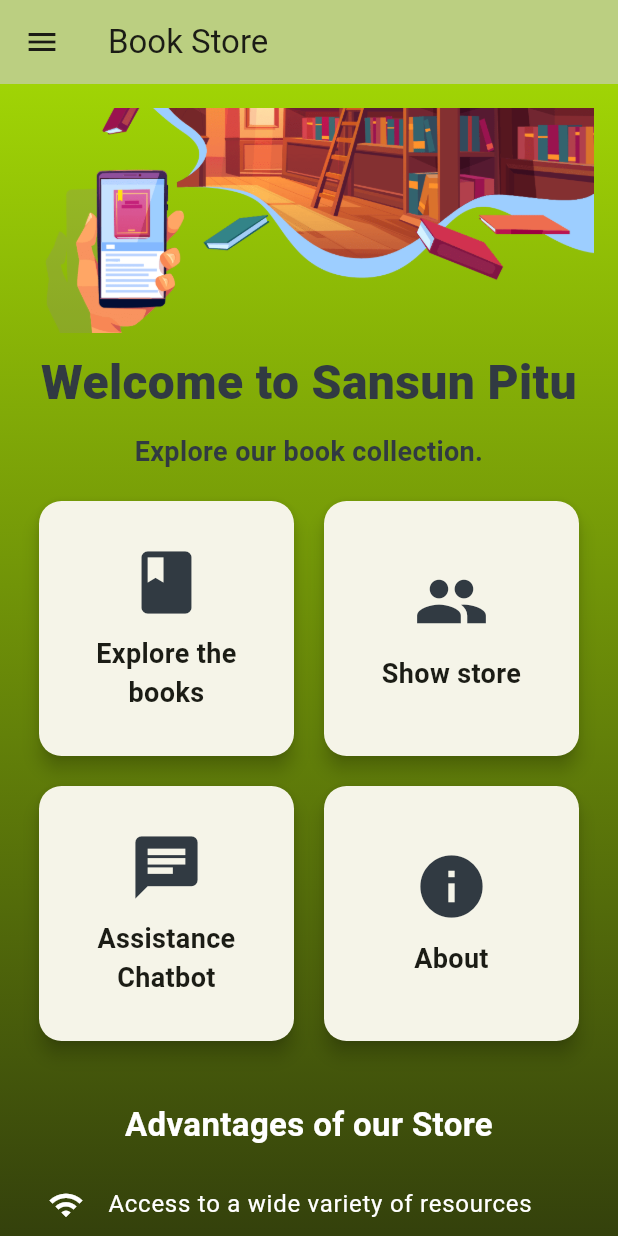
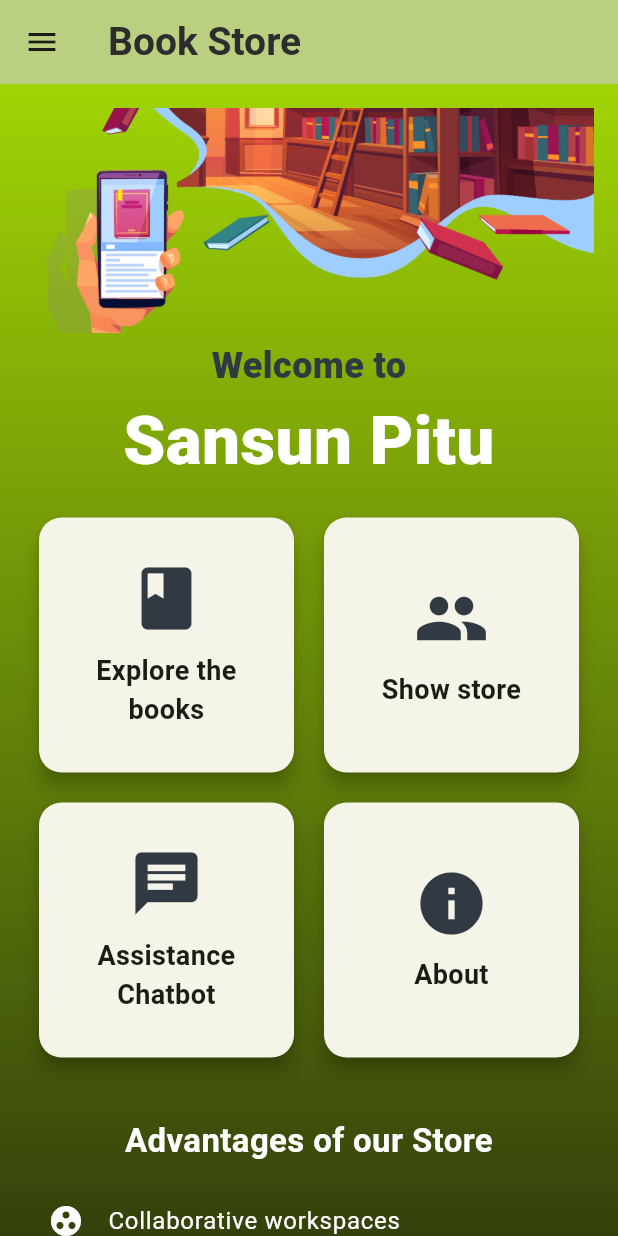
Before and after one commit to AkashRashmikara/book_store, a Flutter app: the screen it shows after launch, on a phone screen of 412 x 824 dp. Run offline on Flutter 3.47's test engine with Material 3 defaults, Android fonts, the light colour scheme and no system bars; our stand-ins replace flutter_rating_bar, google_generative_ai.

Commit message:
UI update

```diff
--- a/lib/book_detail_screen.dart
+++ b/lib/book_detail_screen.dart
@@ -17,7 +17,7 @@ class _BookDetailScreenState extends State<BookDetailScreen> {
     return Scaffold(
       appBar: AppBar(
         title: Text(widget.book.title),
-        backgroundColor: Colors.orangeAccent,
+        backgroundColor: const Color.fromARGB(255, 160, 212, 5),
       ),
       body: SingleChildScrollView(
         child: Padding(
--- a/lib/home_screen.dart
+++ b/lib/home_screen.dart
@@ -34,28 +34,27 @@ class HomeScreen extends StatelessWidget {
               tag: 'library_logo',
               child: Image.asset(
                 'assets/library.png',
-                width: MediaQuery.of(context).size.width, // Full width
+                width: MediaQuery.of(context).size.width,
                 height: 150,
-                fit: BoxFit.cover, // Ensures it scales properly
+                fit: BoxFit.cover,
               ),
             ),
-                  const SizedBox(height: 10),
+                  const SizedBox(height: 5),
                   const Text(
-                    'Welcome to Sansun Pitu',
+                    'Welcome to',
                     style: TextStyle(
-                        fontSize: 32,
+                        fontSize: 24,
                         fontWeight: FontWeight.w900,
                         color: Color.fromARGB(255, 49, 58, 66)),
                     textAlign: TextAlign.center,
                   ),
-                  const SizedBox(height: 10),
                   const Text(
-                    'Explore our book collection.',
+                    'Sansun Pitu',
+                    style: TextStyle(
+                        fontSize: 45,
+                        fontWeight: FontWeight.w900,
+                        color: Color.fromARGB(255, 255, 255, 255)),
                     textAlign: TextAlign.center,
-                    style: TextStyle(
-                        fontSize: 18,
-                        fontWeight: FontWeight.bold,
-                        color: Color.fromARGB(255, 49, 58, 66)),
                   ),
                   const SizedBox(height: 10),
                   GridView.count(
@@ -120,13 +119,6 @@ class HomeScreen extends StatelessWidget {
                   ),
                   const SizedBox(height: 10),
                   const ListTile(
-                    leading: Icon(Icons.wifi, color: Colors.white),
-                    title: Text(
-                      'Access to a wide variety of resources',
-                      style: TextStyle(fontSize: 16, color: Colors.white),
-                    ),
-                  ),
-                  const ListTile(
                     leading: Icon(Icons.group_work, color: Colors.white),
                     title: Text(
                       'Collaborative workspaces',
--- a/lib/main.dart
+++ b/lib/main.dart
@@ -51,7 +51,13 @@ class _MyHomePageState extends State<MyHomePage> {
   Widget build(BuildContext context) {
     return Scaffold(
       appBar: AppBar(
-        title: const Text('Book Store'),
+        title: const Text('Book Store',
+        style: TextStyle(
+                  color: Color.fromARGB(255, 45, 45, 45),
+                  fontWeight: FontWeight.w700,
+                  fontSize: 26,
+                ),
+                ),
         backgroundColor: Theme.of(context).colorScheme.inversePrimary,
       ),
       drawer: Drawer(
```
Also changed, not shown: lib/about_screen.dart (+4 -4 lines), lib/books_screen.dart (+12 -12 lines), lib/chatbot_screen.dart (+13 -6 lines).
